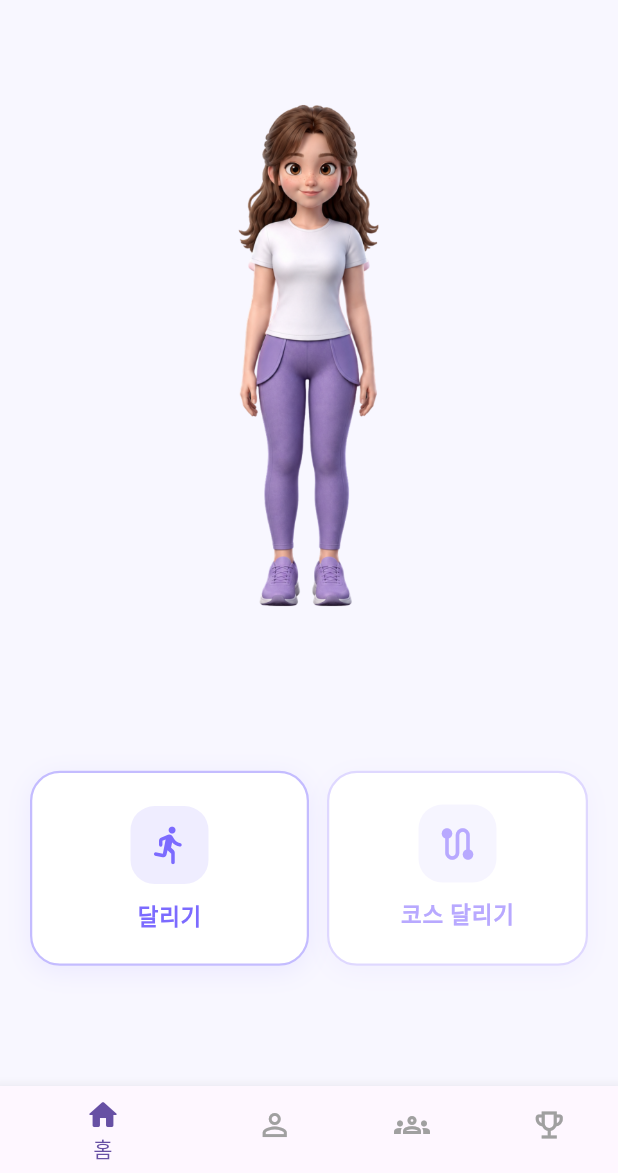
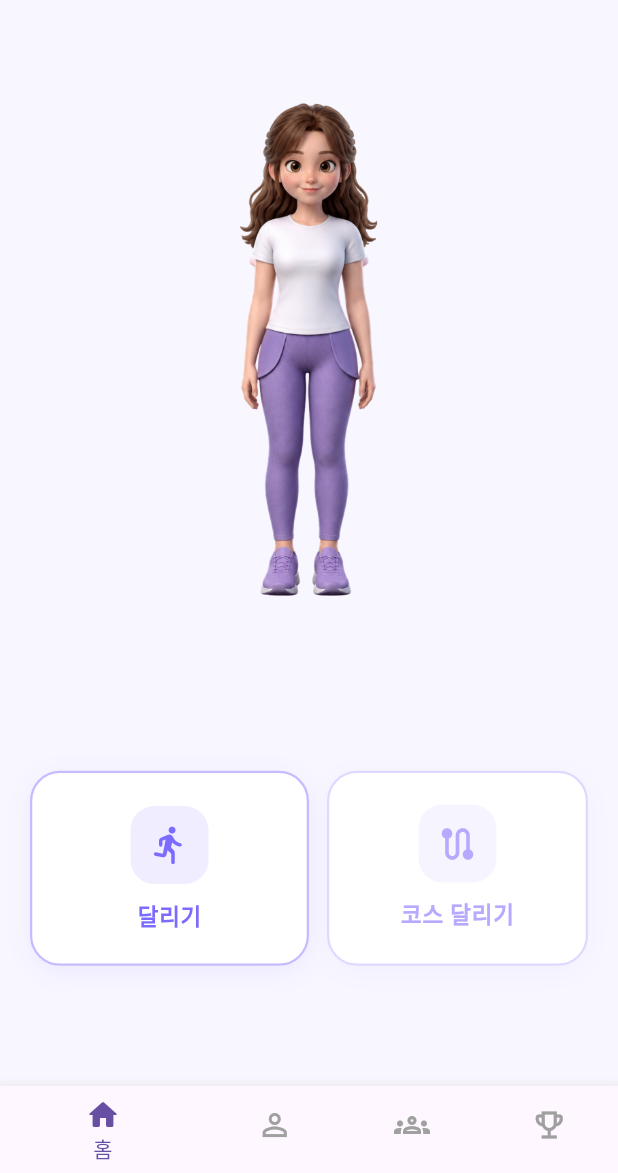
Before and after one commit to teaywood/runway-app, a Flutter app: the screen it shows after launch, on a phone screen of 412 x 824 dp, the part 63-1236 px from its top. Run offline on Flutter 3.47's test engine with Material 3 defaults, Android fonts, the light colour scheme and no system bars; our stand-ins replace image_picker.

```diff
--- a/runway/lib/screen/my_room/closet/models/closet_models.dart
+++ b/runway/lib/screen/my_room/closet/models/closet_models.dart
@@ -3,13 +3,12 @@ import 'package:flutter/material.dart';
 
 /// 아이템 획득 경로 (일반 / 챌린지 보상)
 enum AcquireType {
-  normal, // n: 기본 제공
+  normal,    // n: 기본 제공
   challenge, // c: 챌린지 보상
 }
 
 /// 꾸미기 카테고리 (+ 레이어 z-order + 에셋 폴더명)
 enum ClosetCategory {
-  // label, icon, layerOrder(작을수록 아래), folder(에셋 경로용)
   hair('헤어', Icons.face_retouching_natural, 50, 'hair'),
   top('상의', Icons.checkroom, 40, 'top'),
   bottom('하의', Icons.dry_cleaning, 20, 'bottom'),
@@ -37,7 +36,7 @@ class ClosetItem {
     required this.id,
     required this.name,
     required this.category,
-    required this.fileName, // thumb/wear 공통 파일명 (확장자 제외)
+    required this.fileName,
     this.acquireType = AcquireType.normal,
     this.locked = false,
   });
@@ -65,103 +64,87 @@ class ClosetItem {
   bool get isChallenge => acquireType == AcquireType.challenge;
 }
 
-// lib/screen/my_room/closet/models/closet_models.dart (하단에 추가) 또는 별도 data 파일
-
 final Map<ClosetCategory, List<ClosetItem>> kDummyClosetItems = {
   ClosetCategory.hair: [
     ClosetItem(
       id: 'hair_n1_half_up',
-      name: '1번 헤어',
+      name: '반묶음',
       category: ClosetCategory.hair,
       fileName: 'n1_half_up',
     ),
   ],
-    ClosetCategory.top: [
-    // 1. 기본 상의
+  ClosetCategory.top: [
+    // ── 1번: 해금 ✅ ──
     ClosetItem(
       id: 'top_n1_basic_tshirts',
-      name: '1번 상의',
+      name: '기본 반팔',
       category: ClosetCategory.top,
       fileName: 'n1_basic_tshirts',
     ),
-    // 2. 바람막이
+    // ── 2번: 🔒 잠금 ──
     ClosetItem(
       id: 'top_n2_white_wind_jacket',
-      name: '2번 상의',
+      name: '바람막이',
       category: ClosetCategory.top,
       fileName: 'n2_white_wind_jacket',
+      locked: true,
     ),
-    // 3. 식빵 반팔
+    // ── 3번: 🔒 잠금 ──
     ClosetItem(
       id: 'top_n3_white_bread_tshirts',
-      name: '3번 상의',
+      name: '식빵 반팔',
       category: ClosetCategory.top,
       fileName: 'n3_white_bread_tshirts',
+      locked: true,
     ),
-    // 4. 블루 원피스
+    // ── 4번: 🔒 잠금 ──
     ClosetItem(
       id: 'top_n4_blue_onepiece_dress',
-      name: '4번 상의',
+      name: '원피스',
       category: ClosetCategory.top,
       fileName: 'n4_blue_onepiece_dress',
+      locked: true,
     ),
-    // 5. 벚꽃 반팔 (챌린지 보상)
+    // ── 5번: 해금 ✅ (챌린지 보상) ──
     ClosetItem(
       id: 'top_c1_pink_cherryblossom_tshirts',
-      name: '5번 상의',
+      name: '벚꽃 반팔',
       category: ClosetCategory.top,
       fileName: 'c1_pink_cherryblossom_tshirts',
       acquireType: AcquireType.challenge,
     ),
-    // 6. 개구리 우비 (챌린지 보상)
+    // ── 6번: 🔒 잠금 ──
     ClosetItem(
       id: 'top_c2_frog_raincoat',
-      name: '6번 상의',
+      name: '개구리 우비',
       category: ClosetCategory.top,
       fileName: 'c2_frog_raincoat',
       acquireType: AcquireType.challenge,
+      locked: true,
     ),
   ],
-
   ClosetCategory.bottom: [
-    // 1. 기본 바지
     ClosetItem(
-      id: 'bottom_n1_basic_bottom',
-      name: '1번 하의',
+      id: 'bottom_n1_black_shorts',
+      name: '스포츠 반바지',
       category: ClosetCategory.bottom,
-      fileName: 'n1_basic_bottom',
-    ),
-    // 2. 검정 반바지
-    ClosetItem(
-      id: 'bottom_n2_black_shorts',
-      name: '2번 하의',
-      category: ClosetCategory.bottom,
-      fileName: 'n2_black_shorts',
+      fileName: 'n1_black_shorts',
     ),
   ],
   ClosetCategory.shoes: [
-    // 1. 기본 신발
     ClosetItem(
-      id: 'shoes_n1_basic_sneakers',
-      name: '1번 신발',
+      id: 'shoes_n1_lavender_sneakers',
+      name: '라벤더 운동화',
       category: ClosetCategory.shoes,
-      fileName: 'n1_basic_sneakers',
+      fileName: 'n1_lavender_sneakers',
     ),
   ],
   ClosetCategory.accessory: [
-    // 1. 기본 액세서리(없음)
     ClosetItem(
-      id: 'accessory_n1_no_accessory',
-      name: '1번 액세서리',
+      id: 'accessory_n1_black_hairpin',
+      name: '검정 헤어핀',
       category: ClosetCategory.accessory,
-      fileName: 'n1_no_accessory',
-    ),
-    // 2. 검정 헤어핀
-    ClosetItem(
-      id: 'accessory_n2_black_hairpin',
-      name: '2번 액세서리',
-      category: ClosetCategory.accessory,
-      fileName: 'n2_black_hairpin',
+      fileName: 'n1_black_hairpin',
     ),
   ],
 };
--- a/runway/lib/screen/my_room/closet/widgets/closet_avatar_viewer.dart
+++ b/runway/lib/screen/my_room/closet/widgets/closet_avatar_viewer.dart
@@ -20,37 +20,28 @@ class ClosetAvatarViewer extends StatelessWidget {
     // 벚꽃이면 avatar_ver2.png, 아니면 기본 avatar_full.png
     final basePath = overridePath ?? kAvatarBodyAsset;
 
-    // ═══════════════════════════════════════════════════
-    // ✅ [수정] 정렬 기준: 하단 중앙 (bottomCenter)
-    //
-    // 이전: Alignment(-0.25, -0.05) → 이미지 중심 기준 수동 오프셋
-    // 수정: bottomCenter → 아바타 발 위치를 앵커로 잡아
-    //       수평 중앙 + 수직 바닥 기준 정렬
-    // ═══════════════════════════════════════════════════
     return Align(
       alignment: Alignment.bottomCenter,
-      child: Image.asset(
-        basePath,
-        fit: BoxFit.contain,
-        alignment: Alignment.bottomCenter, // 이미지 내부 정렬도 하단 중앙
-        errorBuilder: (c, e, s) => const Center(
-          child: Text('이미지 로드 실패', style: TextStyle(color: Colors.red)),
+      child: Padding(
+        padding: const EdgeInsets.only(bottom: 8),
+        child: Image.asset(
+          basePath,
+          fit: BoxFit.contain,
+          errorBuilder: (c, e, s) => const Center(
+            child: Text('이미지 로드 실패', style: TextStyle(color: Colors.red)),
+          ),
         ),
       ),
     );
 
     /* 🧩 [나중에 복구] 레이어 합성 원본
     return Stack(
-      alignment: Alignment.bottomCenter,
+      alignment: Alignment.center,
       children: [
         for (final layer in layers)
           Align(
             alignment: Alignment.bottomCenter,
-            child: Image.asset(
-              layer.assetPath,
-              fit: BoxFit.contain,
-              alignment: Alignment.bottomCenter,
-            ),
+            child: Image.asset(layer.assetPath, fit: BoxFit.contain),
           ),
       ],
     );
--- a/runway/pubspec.yaml
+++ b/runway/pubspec.yaml
@@ -57,6 +57,7 @@ flutter:
   uses-material-design: true
 
   assets:
+    - assets/images/my_room/
     - assets/images/my_room/avatar/
     - assets/images/my_room/items/top/thumb/
     - assets/images/my_room/items/top/wear/
```
Also changed, not shown: runway/lib/screen/my_room/closet/avatar_closet_screen.dart (+12 -11 lines), runway/lib/screen/my_room/closet/widgets/closet_top_bar.dart (+2 -60 lines), runway/lib/screen/run_screen/home/widgets/course_selection.dart (+9 -9 lines), runway/assets/images/course_1.png (added), runway/assets/images/course_2.png (added), runway/assets/images/course_3.png (added).
